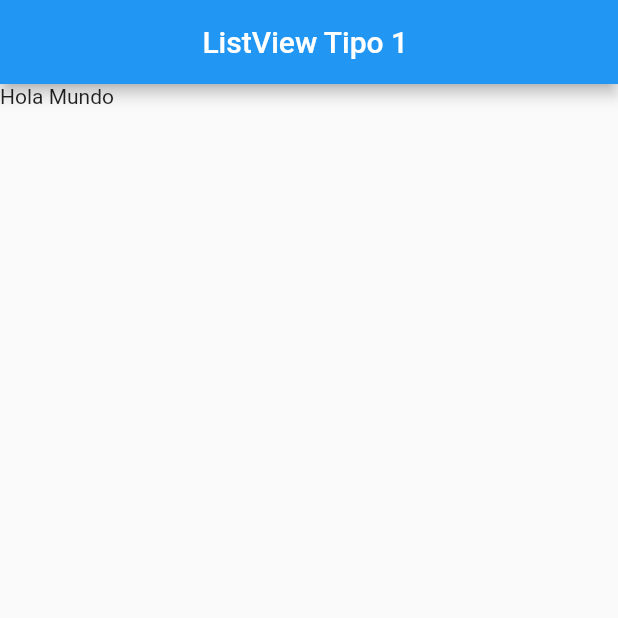
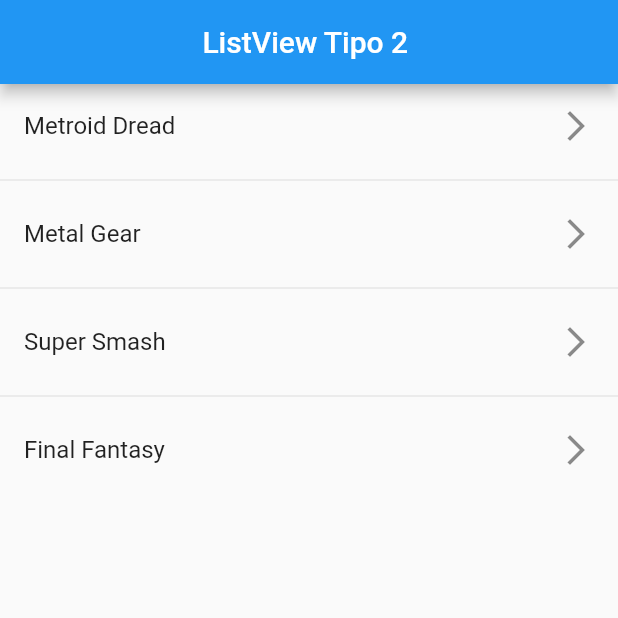
Before and after one commit to maldonadoangel/Componentes-Flutter, a Flutter app: the screen it shows after launch, on a phone screen of 412 x 824 dp, the top half of it. Run offline on Flutter 3.47's test engine with Material 2 defaults, Android fonts, the phone set to English and light mode, and no system bars.

Commit message:
listview separated y builder

```diff
--- a/lib/main.dart
+++ b/lib/main.dart
@@ -1,7 +1,7 @@
-import 'package:fl_components/screens/listview1_screen.dart';
 import 'package:flutter/material.dart';
+import 'package:fl_components/screens/listview2_screen.dart';
 
-void main() => runApp(MyApp());
+void main() => runApp(const MyApp());
 
 class MyApp extends StatelessWidget {
   const MyApp({Key? key}) : super(key: key);
@@ -11,7 +11,7 @@ class MyApp extends StatelessWidget {
     return const MaterialApp(
       debugShowCheckedModeBanner: false,
       title: 'Material App',
-      home: Listview1Screen(),
+      home: Listview2Screen(),
     );
   }
 }
--- a/lib/screens/listview1_screen.dart
+++ b/lib/screens/listview1_screen.dart
@@ -1,6 +1,12 @@
 import 'package:flutter/material.dart';
 
 class Listview1Screen extends StatelessWidget {
+  final options = const [
+    'Metroid Dread',
+    'Metal Gear',
+    'Super Smash',
+    'Final Fantasy'
+  ];
   const Listview1Screen({Key? key}) : super(key: key);
 
   @override
@@ -11,8 +17,16 @@ class Listview1Screen extends StatelessWidget {
           centerTitle: true,
         ),
         body: ListView(
-          children: const [
-            Text('Hola Mundo'),
+          children: [
+            //Funcion flecha con spread de el arreglo con strings
+            ...options
+                .map((game) => ListTile(
+                      title: Text(game),
+                      trailing: const Icon(Icons.arrow_forward_ios_outlined),
+                    ))
+                .toList()
+
+            // title: Text('Hola Mundo'),
           ],
         ));
   }
--- /dev/null
+++ b/lib/screens/listview2_screen.dart
@@ -0,0 +1,29 @@
+import 'package:flutter/material.dart';
+
+class Listview2Screen extends StatelessWidget {
+  final options = const [
+    'Metroid Dread',
+    'Metal Gear',
+    'Super Smash',
+    'Final Fantasy'
+  ];
+  const Listview2Screen({Key? key}) : super(key: key);
+
+  @override
+  Widget build(BuildContext context) {
+    return Scaffold(
+        appBar: AppBar(
+          title: const Text('ListView Tipo 2 '),
+          centerTitle: true,
+        ),
+        //el Listview.separated va renderizando bajo demanda, no renderiza todos los objetos, este es mas optimo que solo el listView que renderiza todo de golpe
+        body: ListView.separated(
+          itemCount: options.length,
+          itemBuilder: (context, index) => ListTile(
+            title: Text(options[index]),
+            trailing: const Icon(Icons.arrow_forward_ios_outlined),
+          ),
+          separatorBuilder: (_, __) => const Divider(),
+        ));
+  }
+}
```
